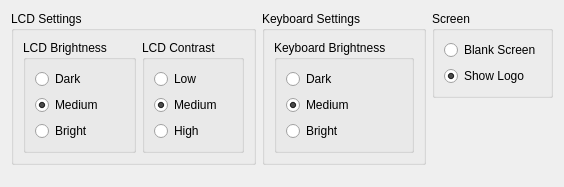
First picture: the form in src/logitechwidget.ui, repository ChaosWars/logitechapplet, before the edit.
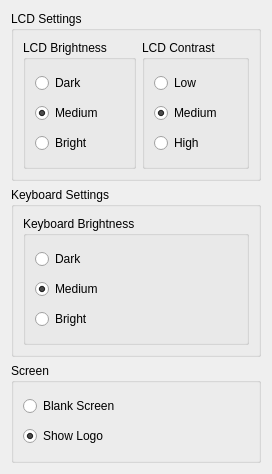
Second picture: the form after the edit. Icons and pictures are not drawn.

```diff
--- a/src/logitechwidget.ui
+++ b/src/logitechwidget.ui
@@ -6,8 +6,8 @@
    <rect>
     <x>0</x>
     <y>0</y>
-    <width>563</width>
-    <height>187</height>
+    <width>258</width>
+    <height>460</height>
    </rect>
   </property>
   <property name="windowTitle" >
@@ -18,11 +18,15 @@
     <normaloff/>
    </iconset>
   </property>
-  <layout class="QVBoxLayout" >
+  <layout class="QVBoxLayout" name="verticalLayout" >
    <item>
-    <layout class="QGridLayout" >
-     <item rowspan="2" row="0" column="0" >
       <widget class="QGroupBox" name="LCDSettings" >
+     <property name="minimumSize" >
+      <size>
+       <width>250</width>
+       <height>170</height>
+      </size>
+     </property>
        <property name="title" >
         <string>LCD Settings</string>
        </property>
@@ -96,8 +100,14 @@
        </layout>
       </widget>
      </item>
-     <item rowspan="2" row="0" column="1" >
+   <item>
       <widget class="QGroupBox" name="KeyboardSettings" >
+     <property name="minimumSize" >
+      <size>
+       <width>250</width>
+       <height>170</height>
+      </size>
+     </property>
        <property name="title" >
         <string>Keyboard Settings</string>
        </property>
@@ -138,8 +148,14 @@
        </layout>
       </widget>
      </item>
-     <item row="0" column="2" >
+   <item>
       <widget class="QGroupBox" name="groupBox" >
+     <property name="minimumSize" >
+      <size>
+       <width>250</width>
+       <height>100</height>
+      </size>
+     </property>
        <property name="title" >
         <string>Screen</string>
        </property>
@@ -163,21 +179,6 @@
         </item>
        </layout>
       </widget>
-     </item>
-     <item row="1" column="2" >
-      <spacer>
-       <property name="orientation" >
-        <enum>Qt::Vertical</enum>
-       </property>
-       <property name="sizeHint" stdset="0" >
-        <size>
-         <width>20</width>
-         <height>41</height>
-        </size>
-       </property>
-      </spacer>
-     </item>
-    </layout>
    </item>
    <item>
     <spacer>
```
Lines whose indentation alone changed are shown as unchanged.
